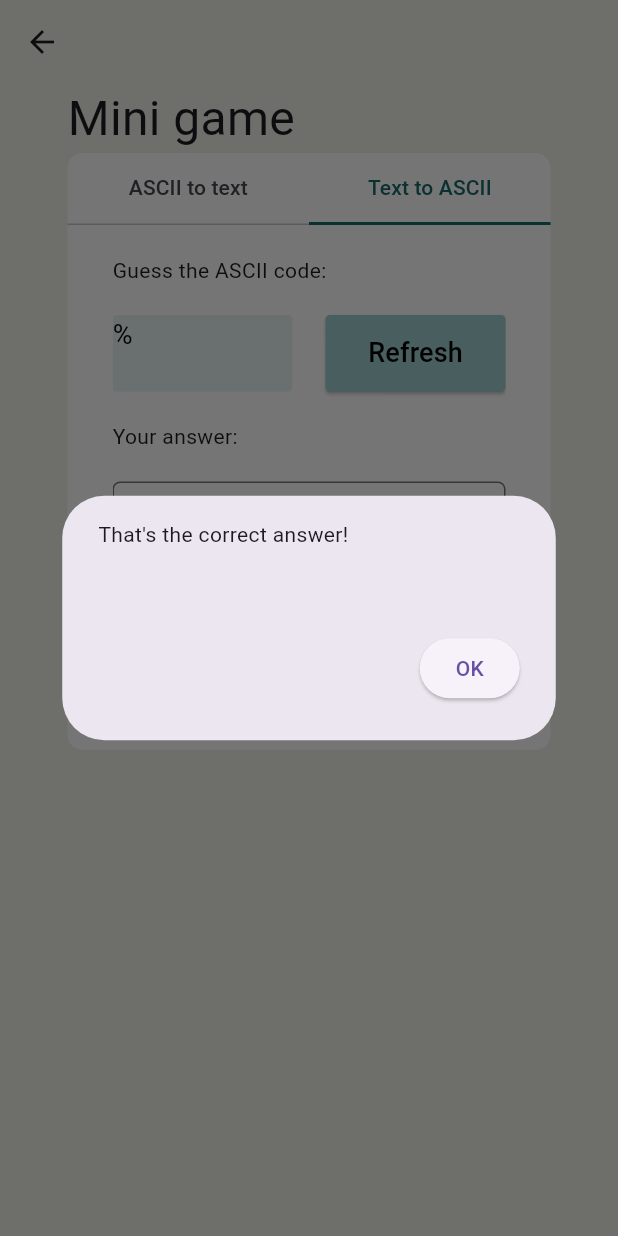
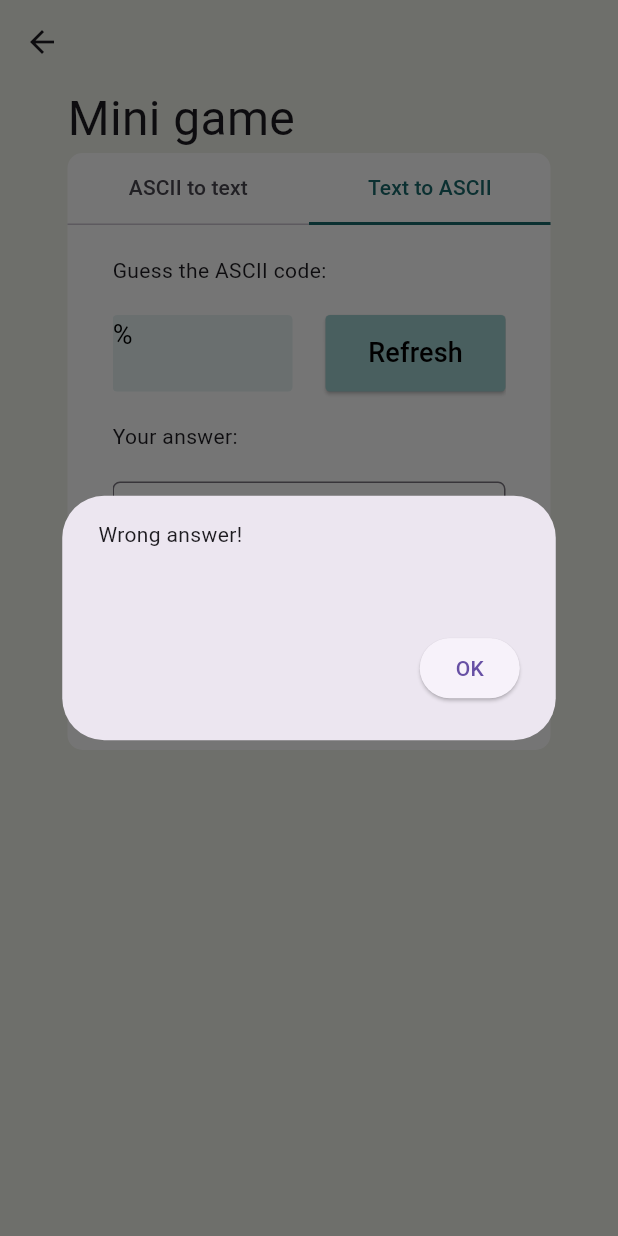
Before and after one commit to majatkaczyk/PIM, a Flutter app: the MyMiniGame screen opened directly, tab 2 chosen, after a tap on "Refresh", after a tap on "Check answer", on a phone screen of 412 x 824 dp. Run offline on Flutter 3.47's test engine with Material 3 defaults, Android fonts, the light colour scheme and no system bars.

Commit message:
(Flutter): working minigame

```diff
--- a/Flutter/lib/main.dart
+++ b/Flutter/lib/main.dart
@@ -297,6 +297,7 @@
 class _MyMiniGameState extends State<MyMiniGame> {
   TextEditingController answerController = TextEditingController();
   String _convertedCharacter = '';
+  bool _isAsciiToTxt = true;
 
   void onRefresh(int tabIndex) {
     Random random = Random();
@@ -306,22 +307,44 @@
       setState(() {
         _convertedCharacter = randomInt.toString();
       });
+      _isAsciiToTxt = true;
     }else{
       setState(() {
         _convertedCharacter = String.fromCharCode(randomInt);
       });
+      _isAsciiToTxt = false;
+      }
+    }
+
+  void _checkAnswer() {
+    String answer = answerController.text;
+
+    if(_isAsciiToTxt){
+      String convertedQuestion = String.fromCharCode(int.parse(_convertedCharacter));
+      if(answer==convertedQuestion){
+        _showAnswerModal("Good answer!");
+      }
+      else{
+        _showAnswerModal("Wrong answer!");
+      }
+    }else{
+      try{
+        String convertedAnswer = String.fromCharCode(int.parse(answer));
+        if(convertedAnswer==_convertedCharacter){
+          _showAnswerModal("Good answer!");
+        }
+        else{
+          _showAnswerModal("Wrong answer!");
+        }
+      }catch(e){
+        _showAnswerModal("Wrong answer!");
+      }
+
     }
 
   }
 
-  void _checkAnswer() {
-    String answer = answerController.text.toLowerCase();
-    print("Answer: $answer");
-
-    _showAnswerModal();
-  }
-
-  void _showAnswerModal() {
+  void _showAnswerModal(message) {
     showDialog(
       context: context,
       builder: (BuildContext context) {
@@ -336,7 +359,7 @@
                   topRight: Radius.circular(10.0),
                 ),
               ),
-              child: const Text("That's the correct answer!"),
+              child: Text(message),
             ),
           ),
           actions: [
```
